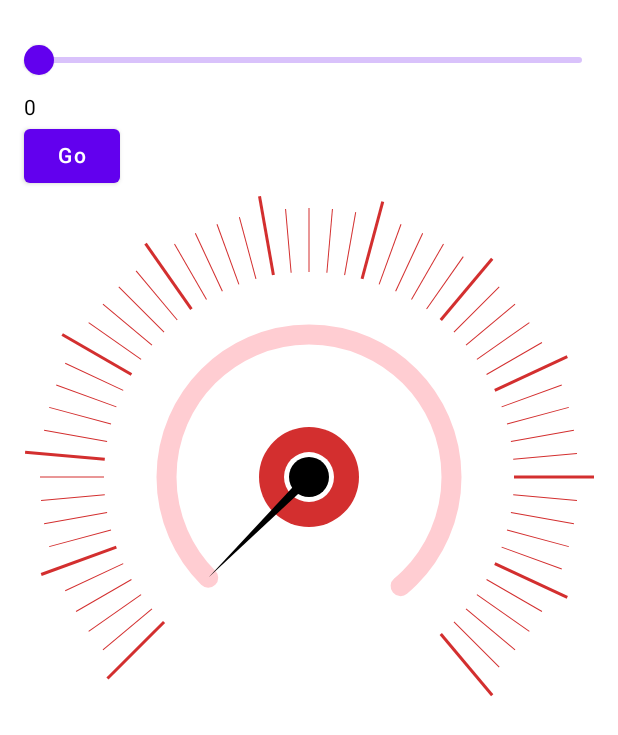
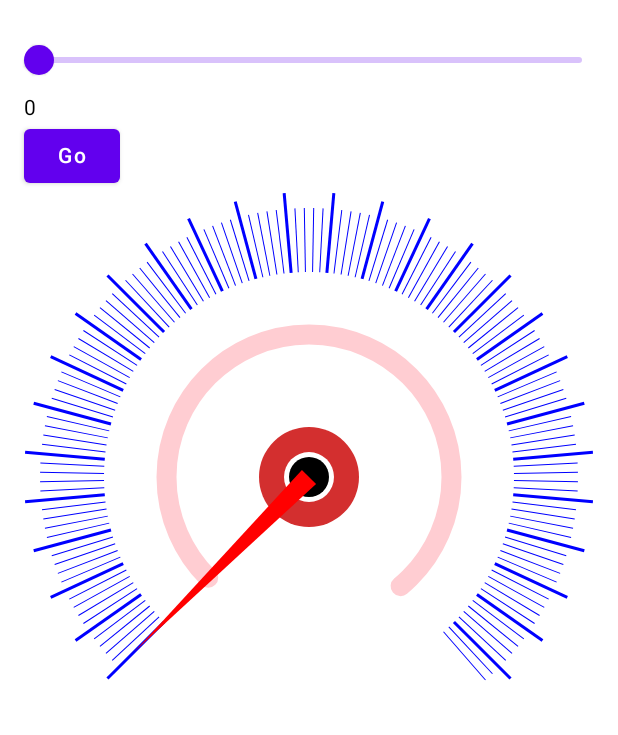
Before and after one commit to crizzzly/AuroraBzAlarm4Android, an Android app built with Jetpack Compose: the composable SpeedometerScreen shown on its own in the app's theme, on a phone screen of 412 x 824 dp. Shown: the top 735 px of the screen. Run offline under Robolectric (Android 15) with nearby library versions, the phone set to English and light mode, and no system bars; our stand-ins replace Room's generated code; network calls fail.

Commit message:
download&db process broken

```diff
--- a/app/src/main/java/com/crost/aurorabzalarm/AuroraScopeEuropeApp.kt
+++ b/app/src/main/java/com/crost/aurorabzalarm/AuroraScopeEuropeApp.kt
@@ -15,7 +15,6 @@ import java.util.concurrent.TimeUnit
 class AuroraScopeEuropeApp: Application(), Configuration.Provider {
     private lateinit var permissionManager: PermissionManager
     private lateinit var viewModel: DataViewModel
-//    private lateinit var database: SpaceWeatherDataBase
 
     override fun getWorkManagerConfiguration(): Configuration {
         return Configuration.Builder()
--- a/app/src/main/java/com/crost/aurorabzalarm/MainActivity.kt
+++ b/app/src/main/java/com/crost/aurorabzalarm/MainActivity.kt
@@ -14,13 +14,16 @@ import com.crost.aurorabzalarm.ui.MainComposable
 import com.crost.aurorabzalarm.ui.ViewModelFactory
 import com.crost.aurorabzalarm.ui.theme.AuroraBzAlarmTheme
 
+
 class MainActivity : ComponentActivity() {
     private lateinit var permissionLauncher: ActivityResultLauncher<Array<String>>
 //    private var viewModel: DataViewModel by activityViewModels()
     override fun onCreate(savedInstanceState: Bundle?) {
         super.onCreate(savedInstanceState)
+
         val viewModel = ViewModelFactory.getDataViewModel()
         Log.d("MainActivity viewModel", viewModel.toString())
+
         permissionLauncher = registerForActivityResult(
             ActivityResultContracts.RequestMultiplePermissions()
         ) { permissions ->
--- a/app/src/main/java/com/crost/aurorabzalarm/repository/util/DatabaseOperator.kt
+++ b/app/src/main/java/com/crost/aurorabzalarm/repository/util/DatabaseOperator.kt
@@ -24,7 +24,7 @@ suspend fun addDataModelInstances(
     dataTable: MutableList<MutableMap<String, Any>>,
     tableName: String,
 ) {
-    Log.d("addingDataModelInstances", tableName)
+    Log.d("addingInstances", tableName)
     when (tableName) {
         Constants.ACE_TABLE_NAME -> {
             createAceModelInstance(db, dataTable)
@@ -37,7 +37,7 @@ suspend fun addDataModelInstances(
 }
 
 
-suspend fun fetchLatestData(db: SpaceWeatherDataBase): MutableMap<String, Any> {
+suspend fun fetchLatestDataRow(db: SpaceWeatherDataBase): MutableMap<String, Any> {
     val latestData = mutableMapOf<String, Any>()
 
     try {
--- a/app/src/main/java/com/crost/aurorabzalarm/ui/DataViewModel.kt
+++ b/app/src/main/java/com/crost/aurorabzalarm/ui/DataViewModel.kt
@@ -44,7 +44,7 @@ class DataViewModel(application: Application) : AndroidViewModel(application) {
 
         viewModelScope.launch(Dispatchers.IO) {
             try {
-                spaceWeatherRepository.fetchDataAndStoreInDatabase()
+                spaceWeatherRepository.fetchDataAndStore()
             } catch (e: Exception) {
                 Log.e("fetchSpaceWeatherData", e.stackTraceToString())
 //                SpaceWeatherState.Error(e.message ?: "Unknown error")
--- a/app/src/main/java/com/crost/aurorabzalarm/ui/elements/speedometer.kt
+++ b/app/src/main/java/com/crost/aurorabzalarm/ui/elements/speedometer.kt
@@ -28,6 +28,7 @@ import androidx.compose.ui.graphics.StrokeCap
 import androidx.compose.ui.graphics.drawscope.Stroke
 import androidx.compose.ui.graphics.drawscope.drawIntoCanvas
 import androidx.compose.ui.graphics.rotate
+import androidx.compose.ui.tooling.preview.Preview
 import androidx.compose.ui.unit.dp
 import androidx.lifecycle.viewmodel.compose.viewModel
 import com.crost.aurorabzalarm.ui.DataViewModel
@@ -64,14 +65,21 @@ fun SpeedometerScreen( ) {
     }
 }
 
+@Preview
+@Composable
+fun PreviewSpeedometer(){
+    Speedometer(50)
+}
+
+
 @Composable
 fun Speedometer(
     progress: Int,
 ) {
     val arcDegrees = 275
     val startArcAngle = 135f
-    val startStepAngle = -45
-    val numberOfMarkers = 55
+    val startStepAngle = -45 //
+    val numberOfMarkers = 98// 55
     val degreesMarkerStep = arcDegrees / numberOfMarkers
 
     Canvas(
@@ -126,7 +134,7 @@ fun Speedometer(
                 // Drawing Line Markers
                 for ((counter, degrees) in (startStepAngle..(startStepAngle + arcDegrees) step degreesMarkerStep).withIndex()) {
                     val lineEndX = 80f
-                    paint.color = mainColor
+                    paint.color = Color.Blue
                     val lineStartX = if (counter % 5 == 0) {
                         paint.strokeWidth = 3f
                         0f
@@ -143,13 +151,13 @@ fun Speedometer(
                     )
                     // Drawing Pointer
                     if (counter == progress) {
-                        paint.color = Color.Black
+                        paint.color = Color.Red
                         canvas.drawPath(
                             Path().apply {
-                                moveTo(w / 2, (h / 2) - 5)
-                                lineTo(w / 2, (h / 2) + 5)
-                                lineTo(w / 4f, h / 2)
-                                lineTo(w / 2, (h / 2) - 5)
+                                moveTo(w / 2, (h / 2) - 10)
+                                lineTo(w / 2, (h / 2) + 10)
+                                lineTo(w / 15f, h / 2)
+                                lineTo(w / 2, (h / 2) - 10)
                                 close()
                             },
                             paint
--- a/gradle/libs.versions.toml
+++ b/gradle/libs.versions.toml
@@ -1,5 +1,5 @@
 [versions]
-agp = "8.3.0-alpha07"
+agp = "8.3.0-alpha09"
 
 activity-compose = "1.8.0"
 androidx-test-ext-junit = "1.1.5"
```
Also changed, not shown: app/src/main/java/com/crost/aurorabzalarm/repository/SpaceWeatherRepository.kt (+25 -21 lines), app/src/main/java/com/crost/aurorabzalarm/ui/MainComposables.kt (+4 -10 lines).
